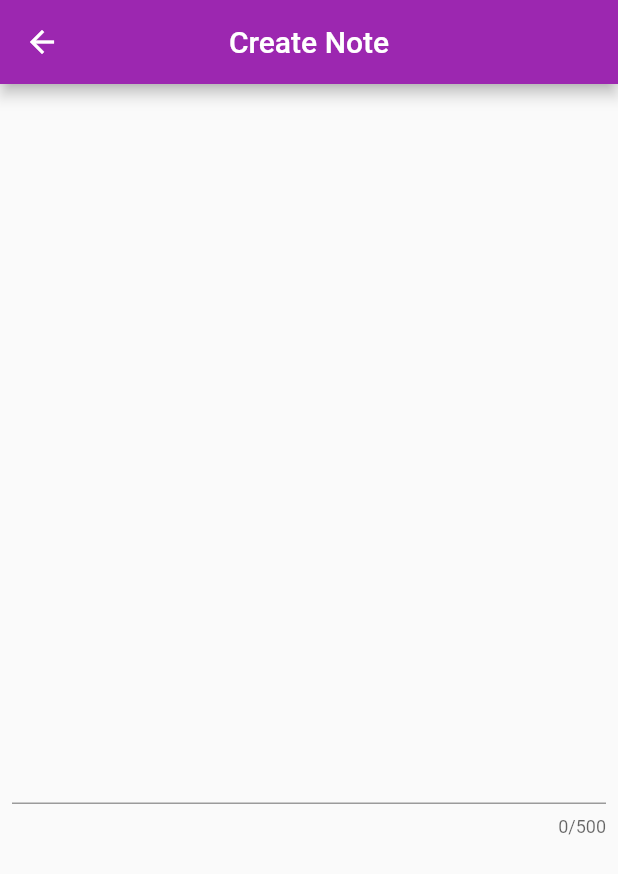
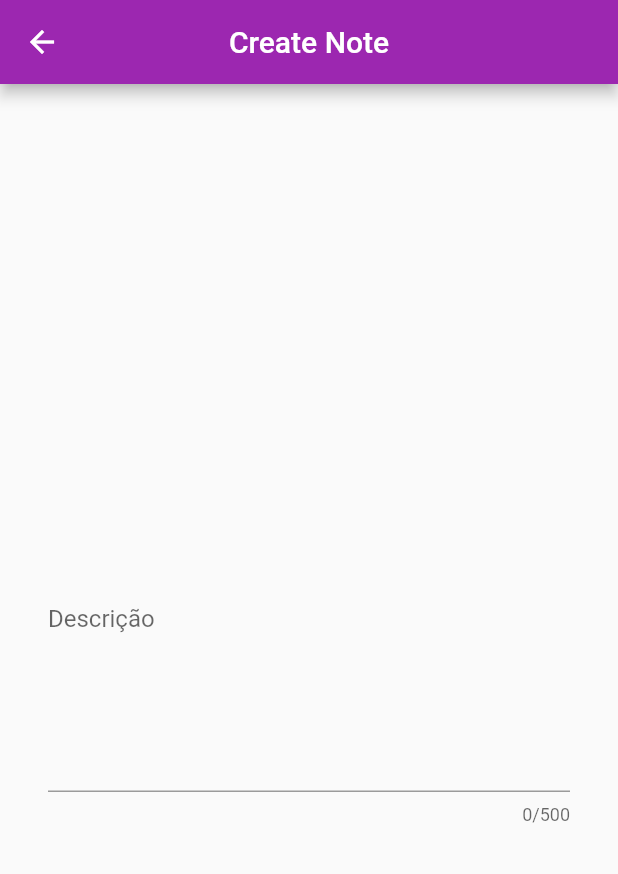
Before and after one commit to eullercdr/flutter-ignite-modulo-2, a Flutter app: the CreateNotePage screen opened by its route, on a phone screen of 412 x 824 dp. Shown: the top 874 px of the screen. Run offline on Flutter 3.47's test engine with Material 2 defaults, Android fonts, the phone set to English and light mode, and no system bars.

Commit message:
feat: styled components

```diff
--- a/lib/create_note_page.dart
+++ b/lib/create_note_page.dart
@@ -39,27 +39,36 @@ class _CreateNotePageState extends State<CreateNotePage> {
           ],
         ),
         body: Padding(
-          padding: const EdgeInsets.all(8.0),
+          padding: const EdgeInsets.all(32.0),
           child: Column(
-            mainAxisAlignment: MainAxisAlignment.spaceEvenly,
+            mainAxisAlignment: MainAxisAlignment.center,
             children: [
               TextField(
                 controller: textController,
                 maxLines: 10,
                 maxLength: 500,
-                decoration: InputDecoration(),
+                decoration: InputDecoration(labelText: "Descrição"),
                 onChanged: (value) => {
                   setState(() {
                     description = value;
                   })
                 },
               ),
+              SizedBox(height: 32),
               if (description.isNotEmpty)
-                ElevatedButton(
-                    onPressed: () {
-                      Navigator.pop(context, description);
-                    },
-                    child: Text('Salvar'))
+                Row(
+                  mainAxisAlignment: MainAxisAlignment.center,
+                  children: [
+                    SizedBox(
+                      width: 300,
+                      child: ElevatedButton(
+                          onPressed: () {
+                            Navigator.pop(context, description);
+                          },
+                          child: Text('Salvar')),
+                    ),
+                  ],
+                )
             ],
           ),
         ));
```
